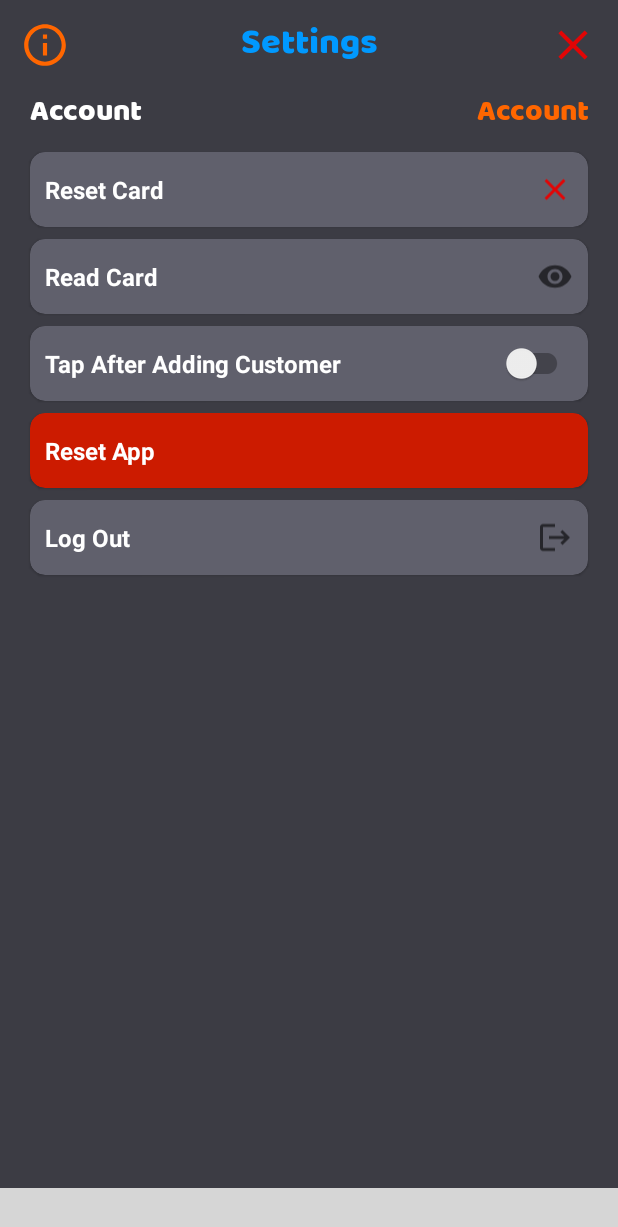
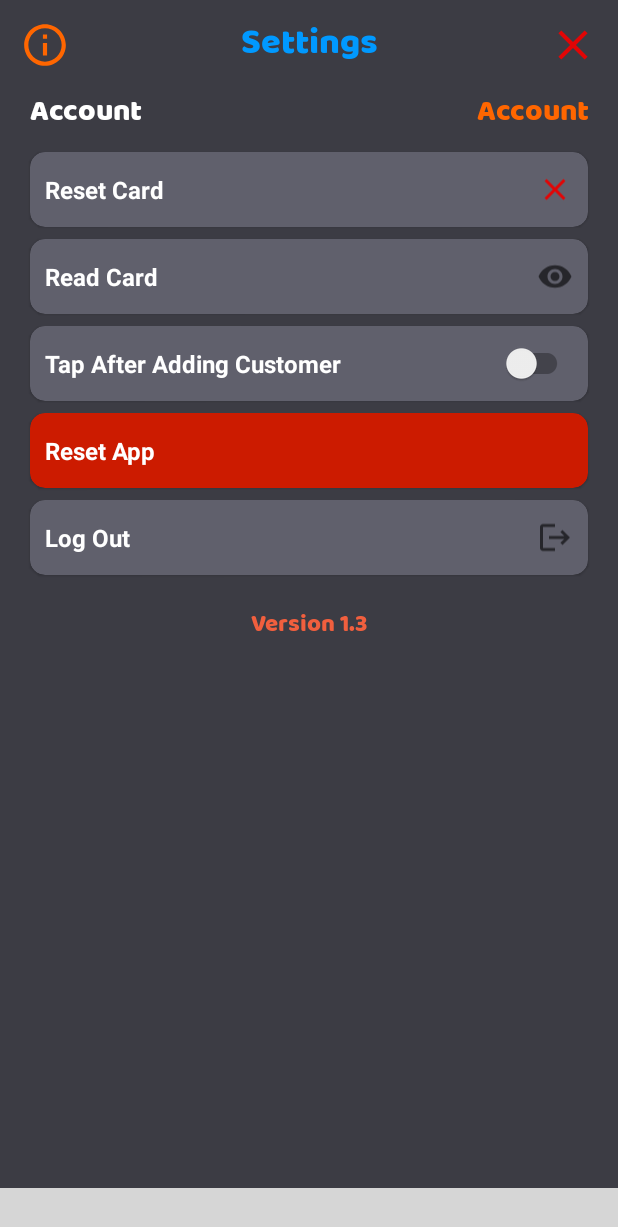
Before and after one commit to Amark18/Check_Verification_System, an Android app: the fragment SettingsSheet placed in its activity, on a phone screen of 412 x 824 dp. Shown: the top 1227 px of the screen. Run offline under Robolectric (Android 15) with nearby library versions, the phone set to English and light mode, and no system bars; our stand-ins replace Firebase (no records; nobody signed in at launch, a user with empty details on screens opened directly); libraries missing offline, so code that uses them is left out: com.deishelon.roundedbottomsheet, com.irfaan008.irbottomnavigation, www.sanju.motiontoast; plain views replace SpaceNavigationView; Roboto replaces fonts that are not available here; 21 statements that could not run were skipped; grey boxes are pictures that could not be loaded.

Commit message:
App version number auto updates in settings screen

```diff
--- a/app/build.gradle
+++ b/app/build.gradle
@@ -12,8 +12,8 @@ android {
         applicationId "com.akapps.check_verification_system"
         minSdkVersion 26
         targetSdkVersion 31
-        versionCode 1
-        versionName "1.0"
+        versionCode 4
+        versionName "1.3"
         testInstrumentationRunner "androidx.test.runner.AndroidJUnitRunner"
     }
 
--- a/app/src/main/java/com/akapps/check_verification_system/bottomsheet/SettingsSheet.java
+++ b/app/src/main/java/com/akapps/check_verification_system/bottomsheet/SettingsSheet.java
@@ -14,6 +14,7 @@ import androidx.annotation.NonNull;
 import androidx.annotation.Nullable;
 import androidx.fragment.app.FragmentActivity;
 
+import com.akapps.check_verification_system.BuildConfig;
 import com.akapps.check_verification_system.R;
 import com.akapps.check_verification_system.activities.MainActivity;
 import com.akapps.check_verification_system.classes.Helper;
@@ -64,6 +65,10 @@ public class SettingsSheet extends RoundedBottomSheetDialogFragment{
         TextView cardReadText = view.findViewById(R.id.text_read);
         TextView storeAccount = view.findViewById(R.id.account_store);
         SwitchMaterial showNfcSwitch = view.findViewById(R.id.show_nfc_prompt_switch);
+        TextView appVersion = view.findViewById(R.id.app_version);
+
+        String currentAppVersion = "Version " + BuildConfig.VERSION_NAME;
+        appVersion.setText(currentAppVersion);
 
         storeAccount.setText(Helper.getStoreName(getContext()));
 
--- a/app/src/main/res/layout/bottom_sheet_settings.xml
+++ b/app/src/main/res/layout/bottom_sheet_settings.xml
@@ -271,5 +271,17 @@
 
     </com.google.android.material.card.MaterialCardView>
 
+    <TextView
+        android:id="@+id/app_version"
+        android:layout_width="wrap_content"
+        android:layout_height="wrap_content"
+        android:fontFamily="@font/baloo_bhai"
+        android:text=""
+        android:textColor="@color/flamingo"
+        android:textSize="16sp"
+        android:layout_margin="20dp"
+        app:layout_constraintEnd_toEndOf="parent"
+        app:layout_constraintStart_toStartOf="parent"
+        app:layout_constraintTop_toBottomOf="@+id/log_out"></TextView>
 
 </androidx.constraintlayout.widget.ConstraintLayout>
```
Also changed, not shown: 8 other files.
